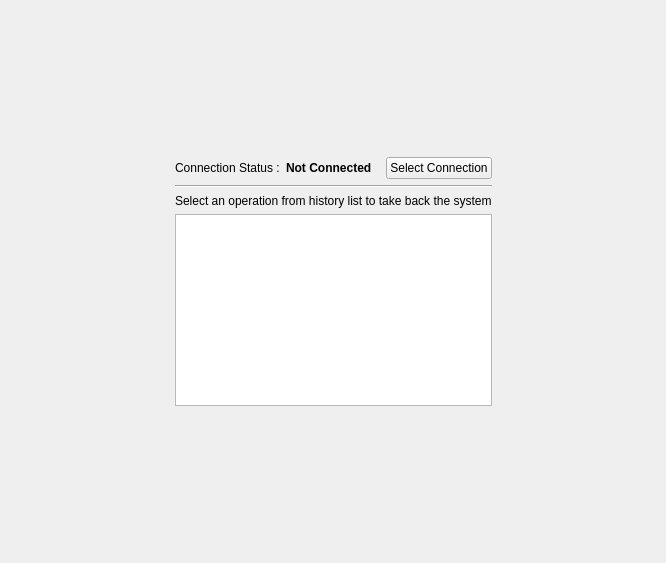
Old version of the form yali4/gui/Ui/rescuepisiwidget.ui in the repository dadas45li/yali.
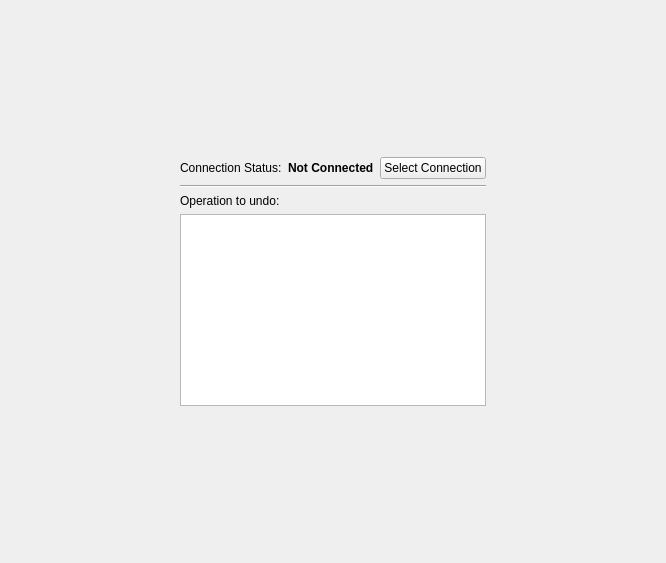
New version of the form.

The edit to the form file:
```diff
--- a/yali4/gui/Ui/rescuepisiwidget.ui
+++ b/yali4/gui/Ui/rescuepisiwidget.ui
@@ -38,7 +38,7 @@
      <item>
       <widget class="QLabel" name="label">
        <property name="text">
-        <string>Connection Status :</string>
+        <string>Connection Status:</string>
        </property>
       </widget>
      </item>
@@ -98,7 +98,7 @@
         <string notr="true"/>
        </property>
        <property name="text">
-        <string>Select an operation from history list to take back the system</string>
+        <string>Operation to undo:</string>
        </property>
        <property name="wordWrap">
         <bool>false</bool>
```
Left out of the diff: 2 changed lines with no effect on the pictures.
